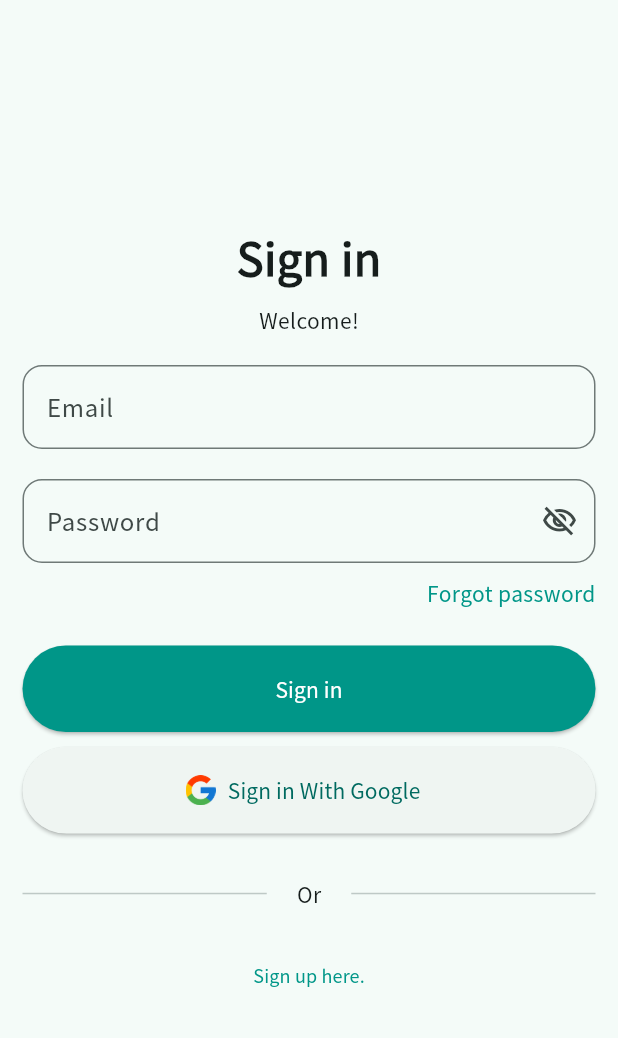
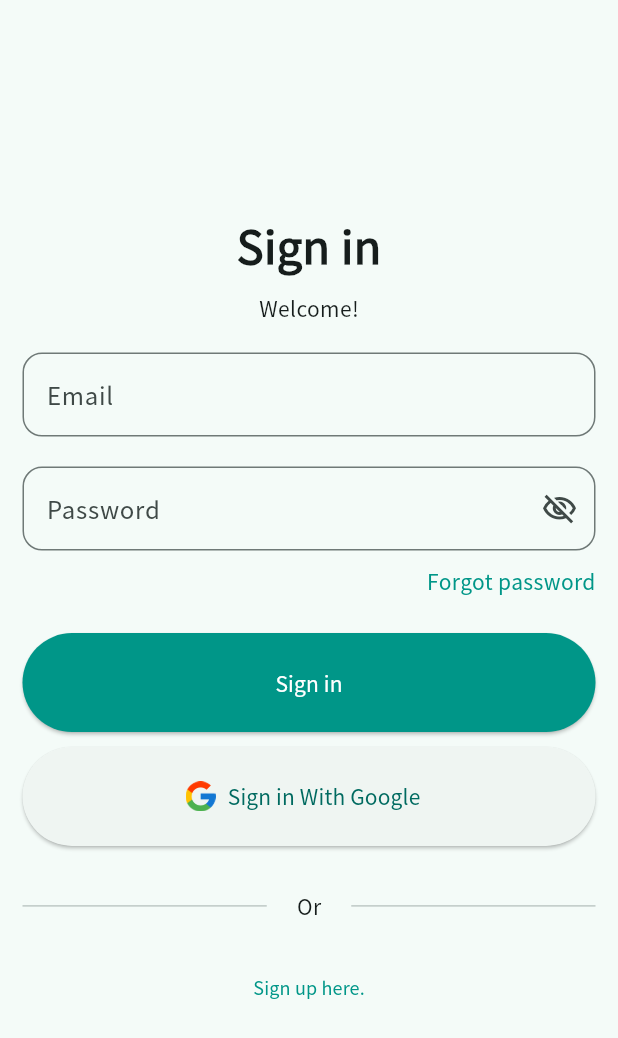
Before and after one commit to dna2121/flutter-firebase-auth, a Flutter app: the screen it shows after launch, on a phone screen of 412 x 824 dp. Shown: the top 1038 px of the screen. Run offline on Flutter 3.47's test engine with Material 2 defaults, Android fonts, the light colour scheme and no system bars; our stand-ins replace firebase_auth, firebase_core, get; accounts and stored records are empty.

Commit message:
routing the pages

```diff
--- /dev/null
+++ b/lib/app_pages.dart
@@ -0,0 +1,21 @@
+import 'package:flutter_firebase_authentication/auth/views/forgot_password_page.dart';
+import 'package:flutter_firebase_authentication/auth/views/signin_page.dart';
+import 'package:flutter_firebase_authentication/auth/views/signup_page.dart';
+import 'package:get/get.dart';
+
+class AppPages {
+  static final routes = [
+    GetPage(
+      name: '/signin',
+      page: () => const SigninPage(),
+    ),
+    GetPage(
+      name: '/signup',
+      page: () => const SignupPage(),
+    ),
+    GetPage(
+      name: '/forgotpassword',
+      page: () => const ForgotPasswordPage(),
+    )
+  ];
+}
--- a/lib/auth/views/signin_page.dart
+++ b/lib/auth/views/signin_page.dart
@@ -7,11 +7,6 @@ class SigninPage extends StatelessWidget {
   @override
   Widget build(BuildContext context) {
     var isPasswordHidden = true.obs;
-
-    // ignore: unused_element
-    void toggleVisibility() {
-      isPasswordHidden.toggle().value;
-    }
 
     return Scaffold(
       body: Center(
@@ -75,7 +70,7 @@ class SigninPage extends StatelessWidget {
                   Align(
                     alignment: Alignment.centerRight,
                     child: InkWell(
-                      onTap: () {},
+                      onTap: () => Get.toNamed('/forgotpassword'),
                       hoverColor: Colors.transparent,
                       child: const Text(
                         "Forgot password",
@@ -89,7 +84,7 @@ class SigninPage extends StatelessWidget {
                       backgroundColor: Colors.teal,
                       foregroundColor: Colors.white,
                       minimumSize: Size(MediaQuery.of(context).size.width * 1,
-                          MediaQuery.of(context).size.height * 0.07),
+                          MediaQuery.of(context).size.height * 0.08),
                     ),
                     onPressed: () {},
                     child: const Text("Sign in"),
@@ -98,7 +93,7 @@ class SigninPage extends StatelessWidget {
                   ElevatedButton.icon(
                       style: ElevatedButton.styleFrom(
                         minimumSize: Size(MediaQuery.of(context).size.width * 1,
-                            MediaQuery.of(context).size.height * 0.07),
+                            MediaQuery.of(context).size.height * 0.08),
                       ),
                       onPressed: () {},
                       icon: Image.asset(
@@ -118,7 +113,7 @@ class SigninPage extends StatelessWidget {
                   ),
                   const SizedBox(height: 20),
                   TextButton(
-                    onPressed: () {},
+                    onPressed: () => Get.toNamed('/signup'),
                     child: const Text(
                       "Sign up here.",
                       style: TextStyle(fontSize: 12, color: Colors.teal),
--- a/lib/main.dart
+++ b/lib/main.dart
@@ -1,6 +1,7 @@
 import 'package:firebase_auth/firebase_auth.dart';
 import 'package:firebase_core/firebase_core.dart';
 import 'package:flutter/material.dart';
+import 'package:flutter_firebase_authentication/app_pages.dart';
 import 'package:flutter_firebase_authentication/auth/views/signin_page.dart';
 import 'package:get/get.dart';
 
@@ -31,6 +32,8 @@ class MyApp extends StatelessWidget {
         fontFamily: 'NotoSansJP',
       ),
       home: const SigninPage(),
+      getPages: AppPages.routes,
+      initialRoute: '/signin',
     );
   }
 }
```
